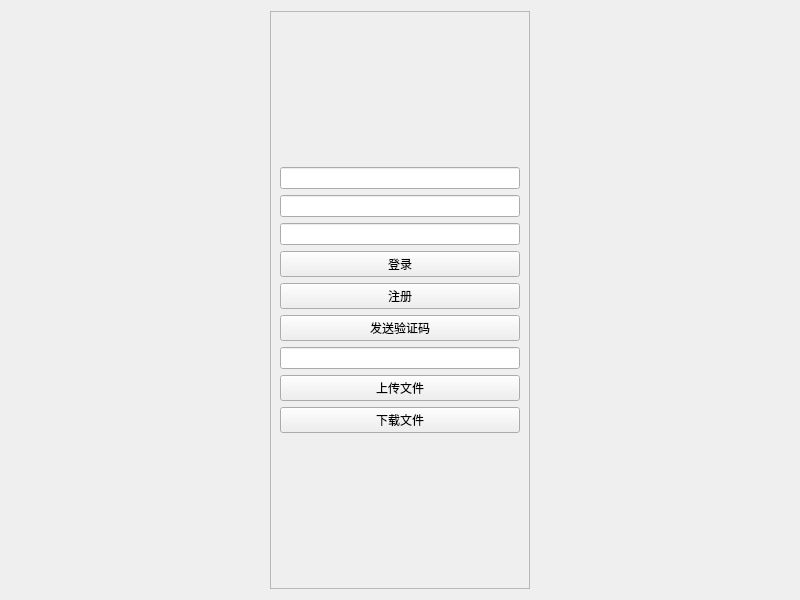
The window that widget.ui (huanheart/qt-distributed-system) describes before a commit, drawn with Qt 5.
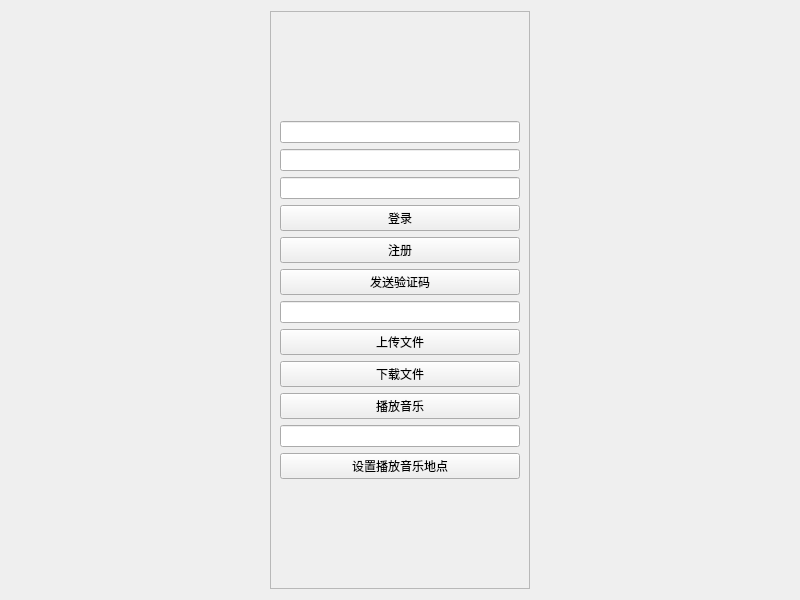
The same window after the commit.

Commit message: 更新音乐stream接口

Diff of the .ui file:
```diff
--- a/widget.ui
+++ b/widget.ui
@@ -104,6 +104,23 @@
         </property>
        </widget>
       </item>
+      <item>
+       <widget class="QPushButton" name="startMusic">
+        <property name="text">
+         <string>播放音乐</string>
+        </property>
+       </widget>
+      </item>
+      <item>
+       <widget class="QLineEdit" name="pos_line"/>
+      </item>
+      <item>
+       <widget class="QPushButton" name="pos">
+        <property name="text">
+         <string>设置播放音乐地点</string>
+        </property>
+       </widget>
+      </item>
       <item>
        <spacer name="verticalSpacer_2">
         <property name="orientation">
```
The commit also changes 12 other files.
